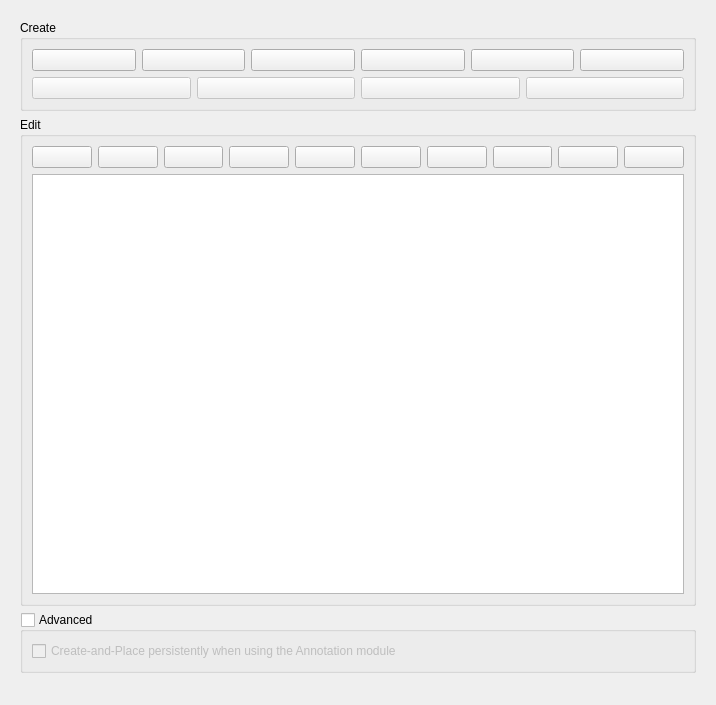
gezidan/Slicer, file QTModules/Annotations/Resources/UI/qSlicerAnnotationModule.ui: the form before one commit.
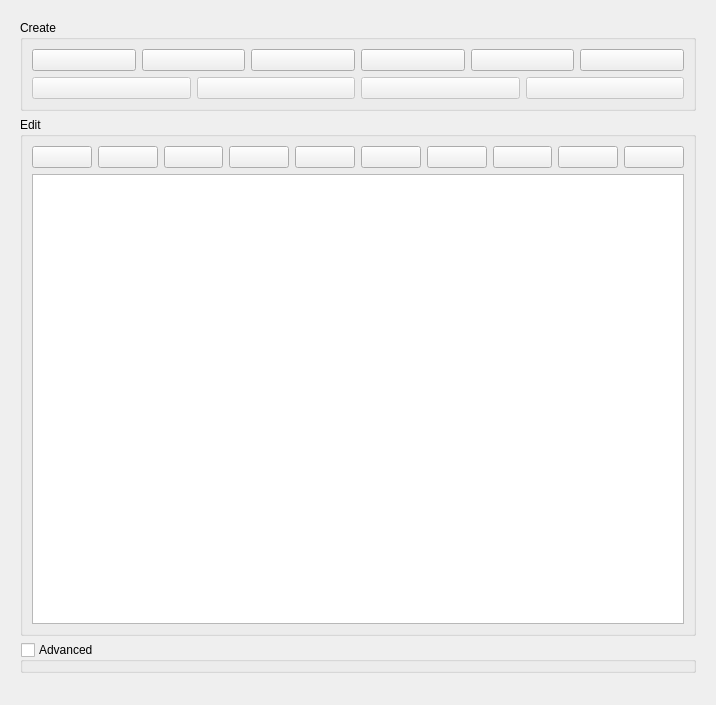
The form after the commit. Icons and pictures are not drawn. Custom widgets are drawn as their Qt base class.

Commit message: ENH: update the mouse modes tool bar to use the list of annotations and resources registered with the selection node. Added testing. Removed the persistent checkbox from the annotation module and moved it to the mouse tool bar. Re-linked the interaction and selection nodes, the mouse tool bar and the annotation module (switch to view transform now doesn't undo place mode persistence)

Diff of the .ui file:
```diff
--- a/QTModules/Annotations/Resources/UI/qSlicerAnnotationModule.ui
+++ b/QTModules/Annotations/Resources/UI/qSlicerAnnotationModule.ui
@@ -415,19 +415,6 @@
         <property name="checked">
          <bool>false</bool>
         </property>
-        <layout class="QGridLayout" name="gridLayout_2">
-         <item row="0" column="0">
-          <layout class="QGridLayout" name="gridLayout_4">
-           <item row="0" column="0">
-            <widget class="QCheckBox" name="persistentCheckBox">
-             <property name="text">
-              <string>Create-and-Place persistently when using the Annotation module</string>
-             </property>
-            </widget>
-           </item>
-          </layout>
-         </item>
-        </layout>
        </widget>
       </item>
      </layout>
```
Left out of the diff: 2 changed lines with no effect on the pictures. The commit also changes 11 other files.
